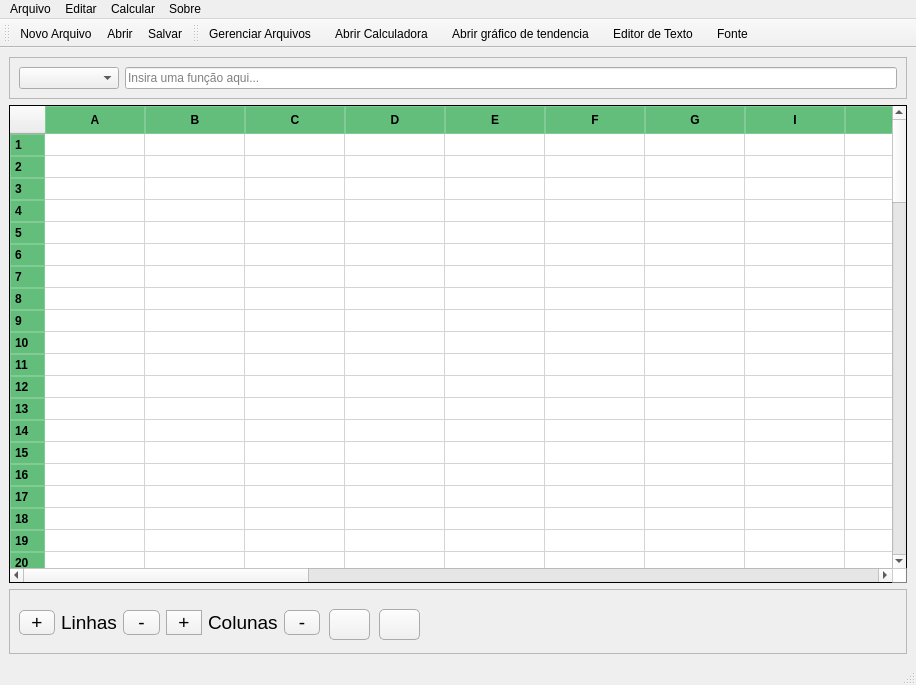
Above: ui/maingui.ui from albano-a/GradPress before the change. Below: the same form after it.
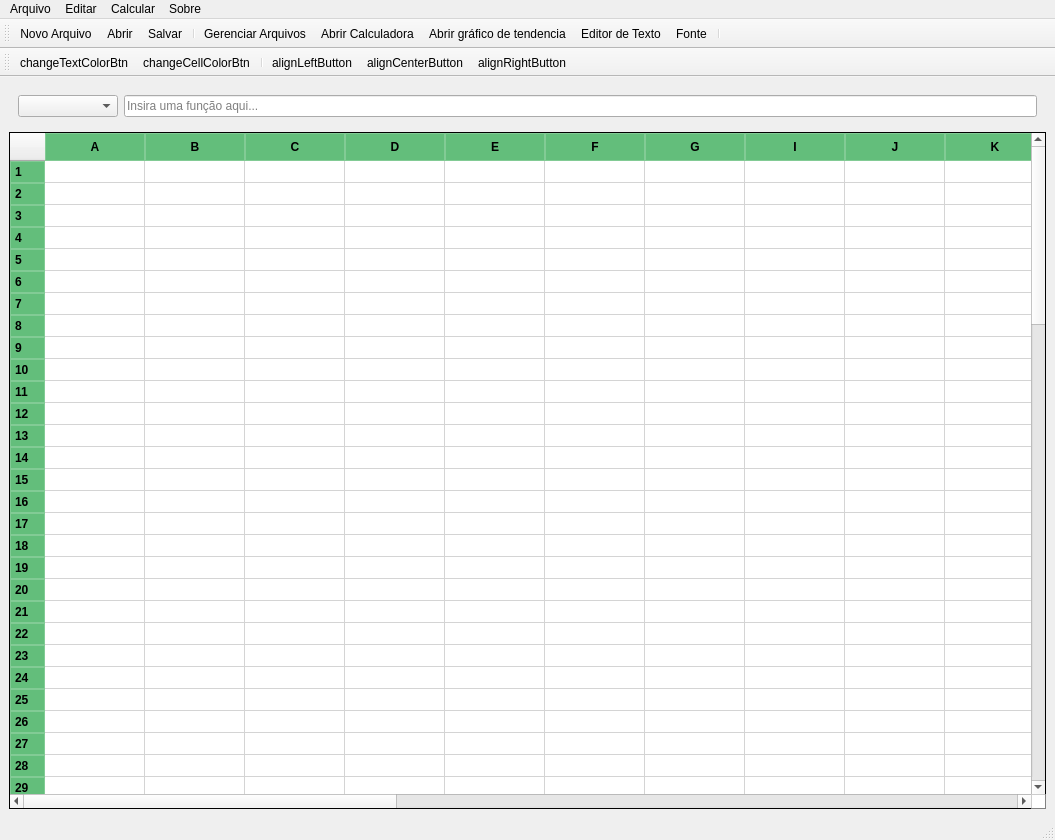
That is the form after the change. Icons and pictures are not drawn.

Patch:
```diff
--- a/ui/maingui.ui
+++ b/ui/maingui.ui
@@ -6,8 +6,8 @@
    <rect>
     <x>0</x>
     <y>0</y>
-    <width>916</width>
-    <height>685</height>
+    <width>1055</width>
+    <height>840</height>
    </rect>
   </property>
   <property name="sizePolicy">
@@ -45,6 +45,12 @@
       <property name="autoFillBackground">
        <bool>false</bool>
       </property>
+      <property name="styleSheet">
+       <string notr="true">QFrame {
+    border: none;  /* Remove qualquer borda */
+    margin: 0px;   /* Define a margem como zero */
+}</string>
+      </property>
       <property name="frameShape">
        <enum>QFrame::StyledPanel</enum>
       </property>
@@ -112,6 +118,7 @@
     border: 1px solid #000000; /* Borda preta */
     border-radius: 0px; /* Sem arredondamento de cantos */
     gridline-color: #d4d4d4; /* Cor das linhas da grade */
+	margin: 0;
 }
 
 /* Styling for table items */
@@ -393,239 +400,6 @@
       </item>
      </layout>
     </item>
-    <item>
-     <widget class="QFrame" name="configSheetTable">
-      <property name="minimumSize">
-       <size>
-        <width>0</width>
-        <height>65</height>
-       </size>
-      </property>
-      <property name="maximumSize">
-       <size>
-        <width>16777215</width>
-        <height>100</height>
-       </size>
-      </property>
-      <property name="frameShape">
-       <enum>QFrame::StyledPanel</enum>
-      </property>
-      <property name="frameShadow">
-       <enum>QFrame::Raised</enum>
-      </property>
-      <widget class="QPushButton" name="changeTextColorBtn">
-       <property name="geometry">
-        <rect>
-         <x>320</x>
-         <y>20</y>
-         <width>41</width>
-         <height>31</height>
-        </rect>
-       </property>
-       <property name="styleSheet">
-        <string notr="true">QPushButton {
-    border-radius: 5px;
-    border: 1px solid rgb(171, 171, 171);
-    background: qlineargradient(spread:pad, x1:0, y1:0, x2:0, y2:1, stop:0 rgba(253, 253, 253, 255), stop:1 rgba(239, 239, 239, 255));
-}
-
-QPushButton:hover {
-    background: qlineargradient(spread:pad, x1:0, y1:0, x2:0, y2:1, stop:0 rgba(239, 239, 239, 255), stop:1 rgba(253, 253, 253, 255));
-    border: 1px solid rgb(171, 171, 171); /* Optional: Add border color on hover */
-}
-</string>
-       </property>
-       <property name="text">
-        <string/>
-       </property>
-       <property name="icon">
-        <iconset>
-         <normaloff>../img/icons/font_color.png</normaloff>../img/icons/font_color.png</iconset>
-       </property>
-      </widget>
-      <widget class="QPushButton" name="changeCellColorBtn">
-       <property name="geometry">
-        <rect>
-         <x>370</x>
-         <y>20</y>
-         <width>41</width>
-         <height>31</height>
-        </rect>
-       </property>
-       <property name="styleSheet">
-        <string notr="true">QPushButton {
-    border-radius: 5px;
-    border: 1px solid rgb(171, 171, 171);
-    background: qlineargradient(spread:pad, x1:0, y1:0, x2:0, y2:1, stop:0 rgba(253, 253, 253, 255), stop:1 rgba(239, 239, 239, 255));
-}
-
-QPushButton:hover {
-    background: qlineargradient(spread:pad, x1:0, y1:0, x2:0, y2:1, stop:0 rgba(239, 239, 239, 255), stop:1 rgba(253, 253, 253, 255));
-    border: 1px solid rgb(171, 171, 171); /* Optional: Add border color on hover */
-}</string>
-       </property>
-       <property name="text">
-        <string/>
-       </property>
-       <property name="icon">
-        <iconset>
-         <normaloff>../img/icons/fill_color.png</normaloff>../img/icons/fill_color.png</iconset>
-       </property>
-       <property name="iconSize">
-        <size>
-         <width>24</width>
-         <height>24</height>
-        </size>
-       </property>
-      </widget>
-      <widget class="QWidget" name="layoutWidget_2">
-       <property name="geometry">
-        <rect>
-         <x>10</x>
-         <y>20</y>
-         <width>301</width>
-         <height>27</height>
-        </rect>
-       </property>
-       <layout class="QHBoxLayout" name="horizontalLayout_3">
-        <item>
-         <widget class="QPushButton" name="addRowBtn">
-          <property name="font">
-           <font>
-            <pointsize>14</pointsize>
-           </font>
-          </property>
-          <property name="statusTip">
-           <string>Adicionar linha à planilha</string>
-          </property>
-          <property name="styleSheet">
-           <string notr="true">QPushButton {
-    border-radius: 5px;
-    border: 1px solid rgb(171, 171, 171);
-    background: qlineargradient(spread:pad, x1:0, y1:0, x2:0, y2:1, stop:0 rgba(253, 253, 253, 255), stop:1 rgba(239, 239, 239, 255));
-}
-
-QPushButton:hover {
-    background: qlineargradient(spread:pad, x1:0, y1:0, x2:0, y2:1, stop:0 rgba(239, 239, 239, 255), stop:1 rgba(253, 253, 253, 255));
-    border: 1px solid rgb(171, 171, 171); /* Optional: Add border color on hover */
-}</string>
-          </property>
-          <property name="text">
-           <string>+</string>
-          </property>
-         </widget>
-        </item>
-        <item>
-         <widget class="QLabel" name="row_label_2">
-          <property name="font">
-           <font>
-            <family>Segoe UI</family>
-            <pointsize>14</pointsize>
-           </font>
-          </property>
-          <property name="text">
-           <string>Linhas</string>
-          </property>
-         </widget>
-        </item>
-        <item>
-         <widget class="QPushButton" name="rmRowBtn">
-          <property name="font">
-           <font>
-            <pointsize>14</pointsize>
-           </font>
-          </property>
-          <property name="statusTip">
-           <string>Remover linha da planilha</string>
-          </property>
-          <property name="styleSheet">
-           <string notr="true">QPushButton {
-    border-radius: 5px;
-    border: 1px solid rgb(171, 171, 171);
-    background: qlineargradient(spread:pad, x1:0, y1:0, x2:0, y2:1, stop:0 rgba(253, 253, 253, 255), stop:1 rgba(239, 239, 239, 255));
-}
-
-QPushButton:hover {
-    background: qlineargradient(spread:pad, x1:0, y1:0, x2:0, y2:1, stop:0 rgba(239, 239, 239, 255), stop:1 rgba(253, 253, 253, 255));
-    border: 1px solid rgb(171, 171, 171); /* Optional: Add border color on hover */
-}</string>
-          </property>
-          <property name="text">
-           <string>-</string>
-          </property>
-         </widget>
-        </item>
-        <item>
-         <widget class="QPushButton" name="addColBtn">
-          <property name="font">
-           <font>
-            <pointsize>14</pointsize>
-           </font>
-          </property>
-          <property name="statusTip">
-           <string>Adicionar coluna à planilha</string>
-          </property>
-          <property name="styleSheet">
-           <string notr="true">QPushButton {
-    border-radius:15px;
-    border: 1px solid rgb(171, 171, 171);
-    background: qlineargradient(spread:pad, x1:0, y1:0, x2:0, y2:1, stop:0 rgba(253, 253, 253, 255), stop:1 rgba(239, 239, 239, 255));
-}
-
-QPushButton:hover {
-    background: qlineargradient(spread:pad, x1:0, y1:0, x2:0, y2:1, stop:0 rgba(239, 239, 239, 255), stop:1 rgba(253, 253, 253, 255));
-    border: 1px solid rgb(171, 171, 171); /* Optional: Add border color on hover */
-}</string>
-          </property>
-          <property name="text">
-           <string>+</string>
-          </property>
-         </widget>
-        </item>
-        <item>
-         <widget class="QLabel" name="col_label_2">
-          <property name="font">
-           <font>
-            <family>Segoe UI</family>
-            <pointsize>14</pointsize>
-           </font>
-          </property>
-          <property name="text">
-           <string>Colunas</string>
-          </property>
-         </widget>
-        </item>
-        <item>
-         <widget class="QPushButton" name="rmColBtn">
-          <property name="font">
-           <font>
-            <pointsize>14</pointsize>
-           </font>
-          </property>
-          <property name="statusTip">
-           <string>Remover coluna da planilha</string>
-          </property>
-          <property name="styleSheet">
-           <string notr="true">QPushButton {
-    border-radius: 5px;
-    border: 1px solid rgb(171, 171, 171);
-    background: qlineargradient(spread:pad, x1:0, y1:0, x2:0, y2:1, stop:0 rgba(253, 253, 253, 255), stop:1 rgba(239, 239, 239, 255));
-}
-
-QPushButton:hover {
-    background: qlineargradient(spread:pad, x1:0, y1:0, x2:0, y2:1, stop:0 rgba(239, 239, 239, 255), stop:1 rgba(253, 253, 253, 255));
-    border: 1px solid rgb(171, 171, 171); /* Optional: Add border color on hover */
-}</string>
-          </property>
-          <property name="text">
-           <string>-</string>
-          </property>
-         </widget>
-        </item>
-       </layout>
-      </widget>
-     </widget>
-    </item>
    </layout>
   </widget>
   <widget class="QMenuBar" name="menubar">
@@ -633,7 +407,7 @@
     <rect>
      <x>0</x>
      <y>0</y>
-     <width>916</width>
+     <width>1055</width>
      <height>21</height>
     </rect>
    </property>
@@ -689,28 +463,30 @@
    <addaction name="newFileToolbar"/>
    <addaction name="actionAbrirToolbar"/>
    <addaction name="actionSaveToolbar"/>
-  </widget>
-  <widget class="QToolBar" name="toolBar_2">
-   <property name="windowTitle">
-    <string>toolBar_2</string>
-   </property>
-   <property name="styleSheet">
-    <string notr="true">QToolBar {
-    icon-size: 32px; /* Set the icon size */
-    spacing: 10px; /* Set the spacing between items */
-}</string>
-   </property>
-   <attribute name="toolBarArea">
-    <enum>TopToolBarArea</enum>
-   </attribute>
-   <attribute name="toolBarBreak">
-    <bool>false</bool>
-   </attribute>
+   <addaction name="separator"/>
    <addaction name="actionManageFilesToolbar"/>
    <addaction name="actionOpenCalculatorToolbar"/>
    <addaction name="actionTendencyPlotToolbar"/>
    <addaction name="actionCodeEditorToolbar"/>
    <addaction name="actionChangeFontToolbar"/>
+   <addaction name="separator"/>
+  </widget>
+  <widget class="QToolBar" name="toolBar_2">
+   <property name="windowTitle">
+    <string>toolBar_2</string>
+   </property>
+   <attribute name="toolBarArea">
+    <enum>TopToolBarArea</enum>
+   </attribute>
+   <attribute name="toolBarBreak">
+    <bool>true</bool>
+   </attribute>
+   <addaction name="changeTextColorBtn"/>
+   <addaction name="changeCellColorBtn"/>
+   <addaction name="separator"/>
+   <addaction name="alignLeftButton"/>
+   <addaction name="alignCenterButton"/>
+   <addaction name="alignRightButton"/>
   </widget>
   <action name="actionNew">
    <property name="text">
@@ -886,6 +662,74 @@
     <string>Classificação de Fluidos</string>
    </property>
   </action>
+  <action name="actionImportar_Arquivo">
+   <property name="enabled">
+    <bool>true</bool>
+   </property>
+   <property name="text">
+    <string>Importar arquivo</string>
+   </property>
+  </action>
+  <action name="changeTextColorBtn">
+   <property name="icon">
+    <iconset>
+     <normaloff>../img/icons/font_color.png</normaloff>../img/icons/font_color.png</iconset>
+   </property>
+   <property name="text">
+    <string>changeTextColorBtn</string>
+   </property>
+   <property name="toolTip">
+    <string>Alterar cor do texto</string>
+   </property>
+  </action>
+  <action name="changeCellColorBtn">
+   <property name="icon">
+    <iconset>
+     <normaloff>../img/icons/fill_color.png</normaloff>../img/icons/fill_color.png</iconset>
+   </property>
+   <property name="text">
+    <string>changeCellColorBtn</string>
+   </property>
+   <property name="toolTip">
+    <string>Alterar fundo</string>
+   </property>
+  </action>
+  <action name="alignLeftButton">
+   <property name="icon">
+    <iconset>
+     <normaloff>../img/icons/alignLeft.svg</normaloff>../img/icons/alignLeft.svg</iconset>
+   </property>
+   <property name="text">
+    <string>alignLeftButton</string>
+   </property>
+   <property name="toolTip">
+    <string>Alinhar à esquerda</string>
+   </property>
+  </action>
+  <action name="alignCenterButton">
+   <property name="icon">
+    <iconset>
+     <normaloff>../img/icons/alignCenter.svg</normaloff>../img/icons/alignCenter.svg</iconset>
+   </property>
+   <property name="text">
+    <string>alignCenterButton</string>
+   </property>
+   <property name="toolTip">
+    <string>Alinhar ao centro</string>
+   </property>
+  </action>
+  <action name="alignRightButton">
+   <property name="icon">
+    <iconset>
+     <normaloff>../img/icons/alignRight.svg</normaloff>../img/icons/alignRight.svg</iconset>
+   </property>
+   <property name="text">
+    <string>alignRightButton</string>
+   </property>
+   <property name="toolTip">
+    <string>Alinhar à direita</string>
+   </property>
+  </action>
  </widget>
  <tabstops>
   <tabstop>mainSheetTable</tabstop>
```
Left out of the diff: 10 changed lines with no effect on the pictures.
